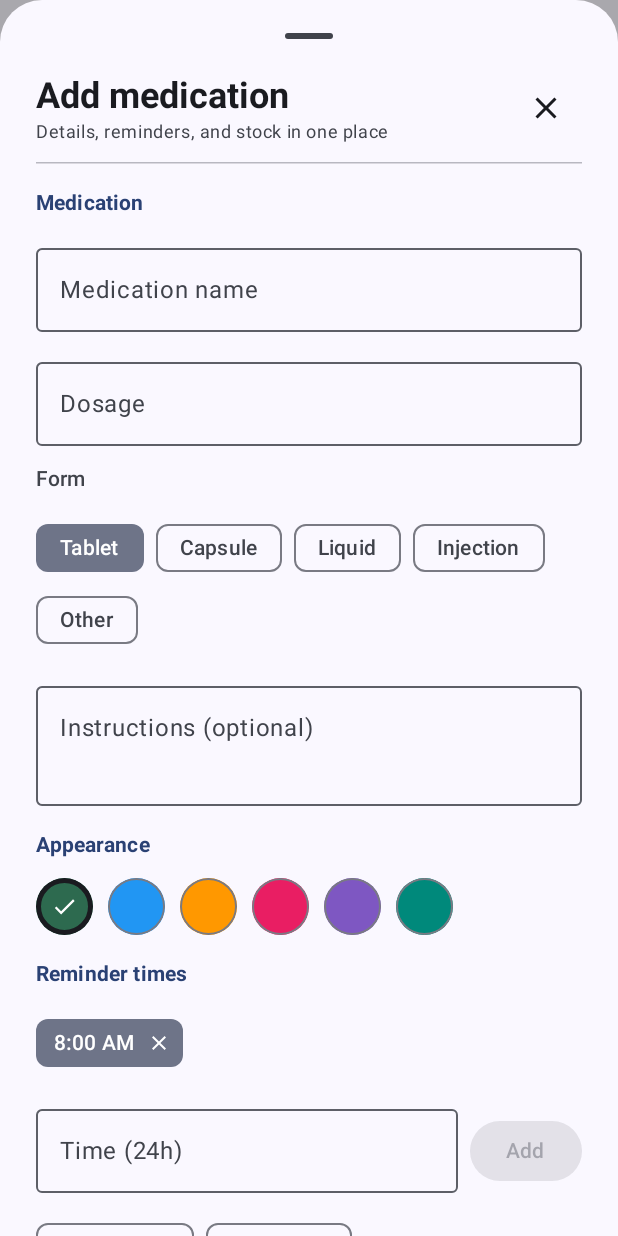
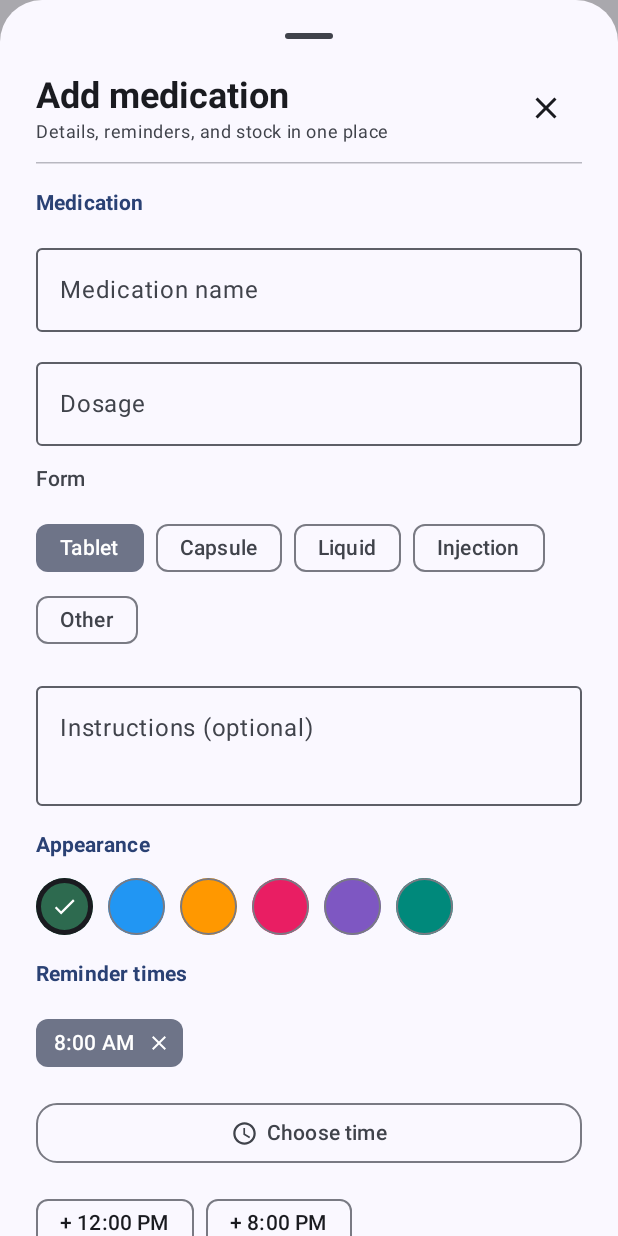
Before and after one commit to Sora-Amagiri/MedsMan, an Android app built with Jetpack Compose: the composable InventoryScreen shown on its own in the app's theme, after a tap on "Add medication", on a phone screen of 412 x 824 dp. Run offline under Robolectric (Android 15) with nearby library versions, the phone set to English and light mode, and no system bars.

Commit message:
Use Material time picker for reminder times

```diff
--- a/app/src/main/java/com/sora/medsman/ui/components/MedicationEditorSheet.kt
+++ b/app/src/main/java/com/sora/medsman/ui/components/MedicationEditorSheet.kt
@@ -1,5 +1,6 @@
 package com.sora.medsman.ui.components
 
+import android.text.format.DateFormat
 import androidx.compose.foundation.background
 import androidx.compose.foundation.border
 import androidx.compose.foundation.clickable
@@ -10,6 +11,7 @@ import androidx.compose.foundation.shape.RoundedCornerShape
 import androidx.compose.foundation.text.KeyboardOptions
 import androidx.compose.foundation.verticalScroll
 import androidx.compose.material.icons.Icons
+import androidx.compose.material.icons.filled.AccessTime
 import androidx.compose.material.icons.filled.Check
 import androidx.compose.material.icons.filled.Close
 import androidx.compose.material.icons.filled.DeleteOutline
@@ -20,6 +22,7 @@ import androidx.compose.ui.Alignment
 import androidx.compose.ui.Modifier
 import androidx.compose.ui.draw.clip
 import androidx.compose.ui.graphics.Color
+import androidx.compose.ui.platform.LocalContext
 import androidx.compose.ui.text.font.FontWeight
 import androidx.compose.ui.text.input.KeyboardType
 import androidx.compose.ui.unit.dp
@@ -31,7 +34,6 @@ import java.time.LocalTime
 import java.time.format.DateTimeFormatter
 import java.util.Locale
 
-private val ValidTimePattern = Regex("^([01]\\d|2[0-3]):[0-5]\\d$")
 private val FormOptions = listOf("Tablet", "Capsule", "Liquid", "Injection", "Other")
 private val ColorOptions = listOf(
     "#2D6A4F",
@@ -80,18 +82,21 @@ fun MedicationEditorSheet(
                 ?: listOf("08:00")
         )
     }
-    var newTime by rememberSaveable { mutableStateOf("") }
+    var showTimePicker by rememberSaveable { mutableStateOf(false) }
     var showDeleteConfirmation by rememberSaveable { mutableStateOf(false) }
 
-    val normalizedNewTime = newTime.trim()
-    val canAddTime = ValidTimePattern.matches(normalizedNewTime) &&
-        normalizedNewTime !in reminderTimes
+    val context = LocalContext.current
+    val is24HourFormat = remember(context) { DateFormat.is24HourFormat(context) }
+    val timePickerState = rememberTimePickerState(
+        initialHour = 8,
+        initialMinute = 0,
+        is24Hour = is24HourFormat
+    )
 
     fun addReminderTime(time: String) {
         val trimmed = time.trim()
-        if (ValidTimePattern.matches(trimmed) && trimmed !in reminderTimes) {
+        if (trimmed !in reminderTimes) {
             reminderTimes = (reminderTimes + trimmed).sorted()
-            newTime = ""
         }
     }
 
@@ -238,11 +243,11 @@ fun MedicationEditorSheet(
                         InputChip(
                             selected = true,
                             onClick = { reminderTimes = reminderTimes - time },
-                            label = { Text(displayTime(time)) },
+                            label = { Text(displayTime(time, is24HourFormat)) },
                             trailingIcon = {
                                 Icon(
                                     imageVector = Icons.Filled.Close,
-                                    contentDescription = "Remove $time",
+                                    contentDescription = "Remove ${displayTime(time, is24HourFormat)}",
                                     modifier = Modifier.size(16.dp)
                                 )
                             }
@@ -251,27 +256,18 @@ fun MedicationEditorSheet(
                 }
             }
 
-            Row(
+            OutlinedButton(
+                onClick = { showTimePicker = true },
                 modifier = Modifier.fillMaxWidth(),
-                verticalAlignment = Alignment.CenterVertically,
-                horizontalArrangement = Arrangement.spacedBy(8.dp)
+                shape = RoundedCornerShape(14.dp)
             ) {
-                OutlinedTextField(
-                    value = newTime,
-                    onValueChange = { newTime = it.take(5) },
-                    label = { Text("Time (24h)") },
-                    placeholder = { Text("08:00") },
-                    singleLine = true,
-                    isError = newTime.isNotBlank() && !ValidTimePattern.matches(normalizedNewTime),
-                    modifier = Modifier.weight(1f)
+                Icon(
+                    imageVector = Icons.Filled.AccessTime,
+                    contentDescription = null,
+                    modifier = Modifier.size(18.dp)
                 )
-                Button(
-                    onClick = { addReminderTime(newTime) },
-                    enabled = canAddTime,
-                    modifier = Modifier.padding(top = 8.dp)
-                ) {
-                    Text("Add")
-                }
+                Spacer(modifier = Modifier.width(6.dp))
+                Text("Choose time")
             }
 
             val quickTimes = QuickTimes.filter { it !in reminderTimes }
@@ -280,7 +276,7 @@ fun MedicationEditorSheet(
                     quickTimes.forEach { time ->
                         AssistChip(
                             onClick = { addReminderTime(time) },
-                            label = { Text("+ ${displayTime(time)}") }
+                            label = { Text("+ ${displayTime(time, is24HourFormat)}") }
                         )
                     }
                 }
@@ -399,6 +395,38 @@ fun MedicationEditorSheet(
         }
     }
 
+    if (showTimePicker) {
+        val selectedTime = String.format(
+            Locale.US,
+            "%02d:%02d",
+            timePickerState.hour,
+            timePickerState.minute
+        )
+
+        TimePickerDialog(
+            onDismissRequest = { showTimePicker = false },
+            confirmButton = {
+                TextButton(
+                    onClick = {
+                        addReminderTime(selectedTime)
+                        showTimePicker = false
+                    },
+                    enabled = selectedTime !in reminderTimes
+                ) {
+                    Text("Add")
+                }
+            },
+            title = { Text("Reminder time") },
+            dismissButton = {
+                TextButton(onClick = { showTimePicker = false }) {
+                    Text("Cancel")
+                }
+            }
+        ) {
+            TimePicker(state = timePickerState)
+        }
+    }
+
     if (showDeleteConfirmation && existing != null && onDelete != null) {
         AlertDialog(
             onDismissRequest = { showDeleteConfirmation = false },
@@ -487,9 +515,12 @@ private fun ColorSwatch(
     }
 }
 
-private fun displayTime(time24: String): String = try {
+private fun displayTime(time24: String, is24Hour: Boolean): String = try {
     LocalTime.parse(time24).format(
-        DateTimeFormatter.ofPattern("h:mm a", Locale.getDefault())
+        DateTimeFormatter.ofPattern(
+            if (is24Hour) "HH:mm" else "h:mm a",
+            Locale.getDefault()
+        )
     )
 } catch (_: Exception) {
     time24
```
